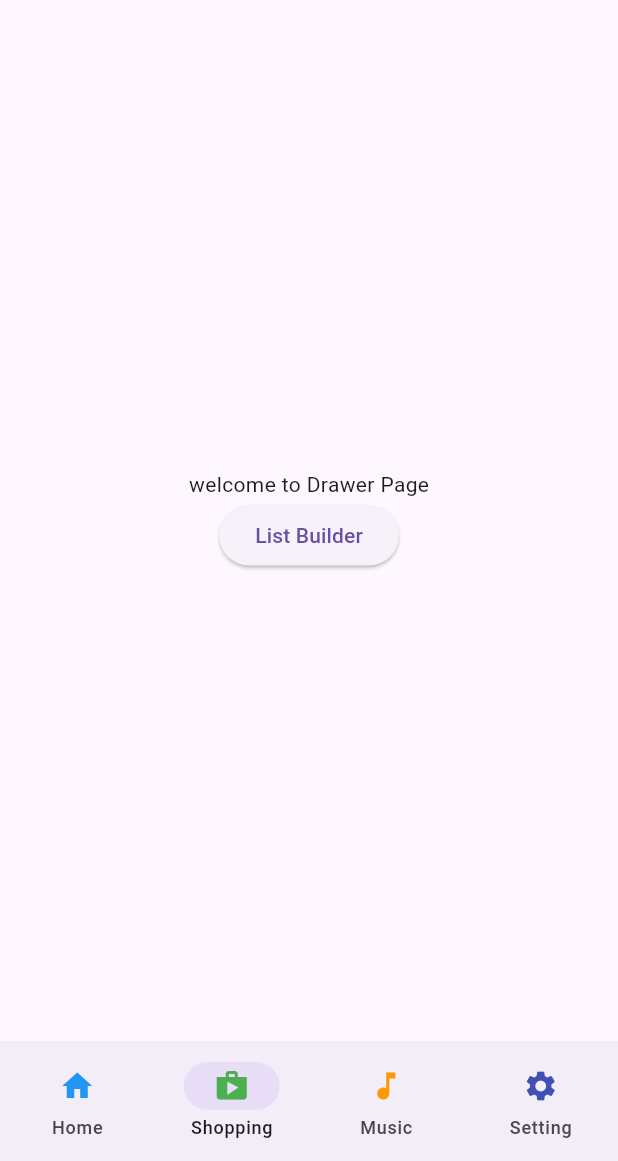
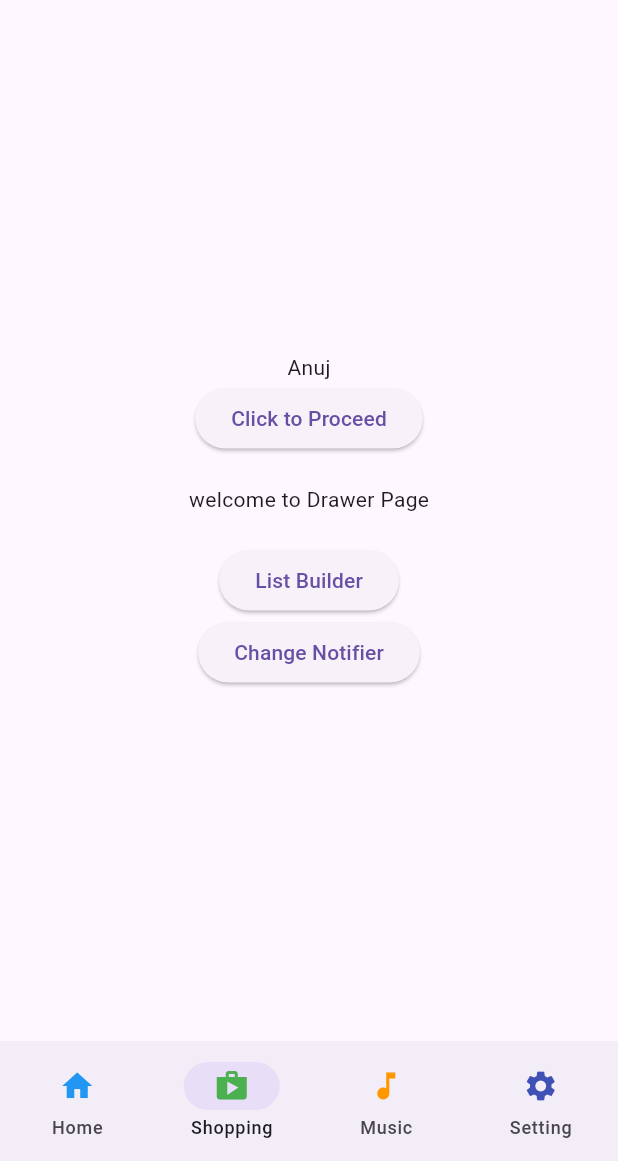
Before and after one commit to AnujDiggi/Flutter-POC, a Flutter app: the Shopping screen opened directly, on a phone screen of 412 x 824 dp, the part 75-1236 px from its top. Run offline on Flutter 3.47's test engine with Material 3 defaults, Android fonts, the phone set to English and light mode, and no system bars.

```diff
--- /dev/null
+++ b/lib/Provider_Packages/count_provider.dart
@@ -0,0 +1,14 @@
+import 'package:flutter/foundation.dart';
+
+class CountProvider with ChangeNotifier {
+
+    int _count = 0;
+
+    int get count => _count;
+
+    void setCount () {
+         _count++;
+         notifyListeners();
+    }
+
+}
--- a/lib/shopping.dart
+++ b/lib/shopping.dart
@@ -1,11 +1,21 @@
 import 'package:first_project/Custom_Components/customAppBar.dart';
 import 'package:first_project/Custom_Components/customeDrawer.dart';
 import 'package:first_project/Navigation_bar/navigation_menu.dart';
+import 'package:first_project/Screens_Component/count_example.dart';
 import 'package:first_project/listBuilder_page.dart';
 import 'package:flutter/material.dart';
 
-class Shopping extends StatelessWidget {
+class Shopping extends StatefulWidget {
   const Shopping({super.key});
+
+  @override
+  ShoppingState createState() {
+    return ShoppingState();
+  }
+}
+
+class ShoppingState extends State<Shopping> {
+  String name = "Anuj";
 
   @override
   Widget build(BuildContext context) {
@@ -15,7 +25,22 @@ class Shopping extends StatelessWidget {
         child: Column(
           mainAxisAlignment: MainAxisAlignment.center,
           children: [
+            Text(name),
+            ElevatedButton(
+              onPressed: () {
+                setState(() {
+                  name = (name == "Anuj") ? "Anuj Kumar" : "Sameer";
+                });
+              },
+              child: const Text("Click to Proceed"),
+            ),
+            const SizedBox(
+              height: 20,
+            ),
             const Text("welcome to Drawer Page"),
+            const SizedBox(
+              height: 20,
+            ),
             ElevatedButton(
                 onPressed: () {
                   Navigator.push(
@@ -23,7 +48,15 @@ class Shopping extends StatelessWidget {
                       MaterialPageRoute(
                           builder: (context) => const ListbuilderPage()));
                 },
-                child: const Text("List Builder"))
+                child: const Text("List Builder")),
+            ElevatedButton(
+                onPressed: () {
+                  Navigator.push(
+                      context,
+                      MaterialPageRoute(
+                          builder: (context) => const CountExample()));
+                },
+                child: const Text("Change Notifier")),
           ],
         ),
       ),
--- a/pubspec.yaml
+++ b/pubspec.yaml
@@ -9,11 +9,13 @@ environment:
 dependencies:
   flutter:
     sdk: flutter
+  provider: ^6.1.2
 
 dev_dependencies:
   flutter_test:
     sdk: flutter
   flutter_lints: ^4.0.0
+
 
 flutter:
   uses-material-design: true
```
Also changed, not shown: lib/Provider_Packages/appState.dart (added, +20 -0 lines), lib/Screens_Component/count_example.dart (added, +46 -0 lines), lib/main.dart (+18 -1 lines), pubspec.lock.
